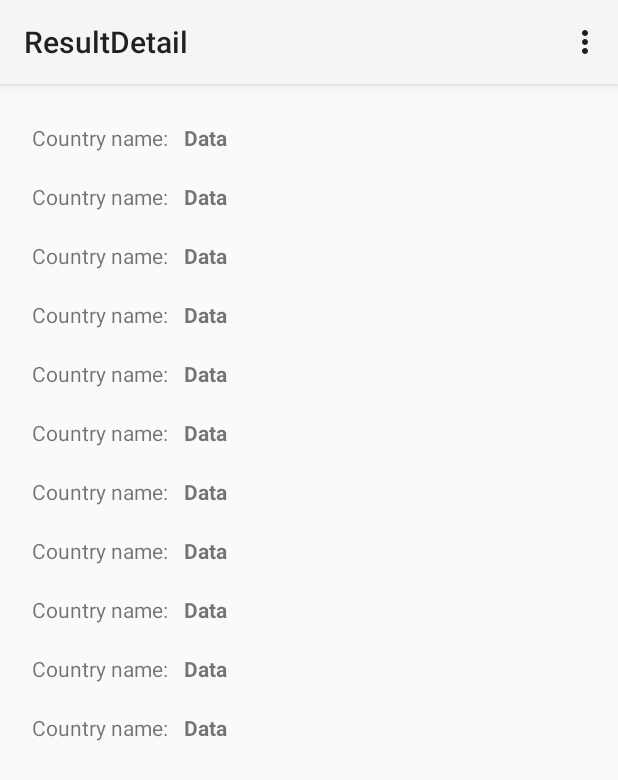
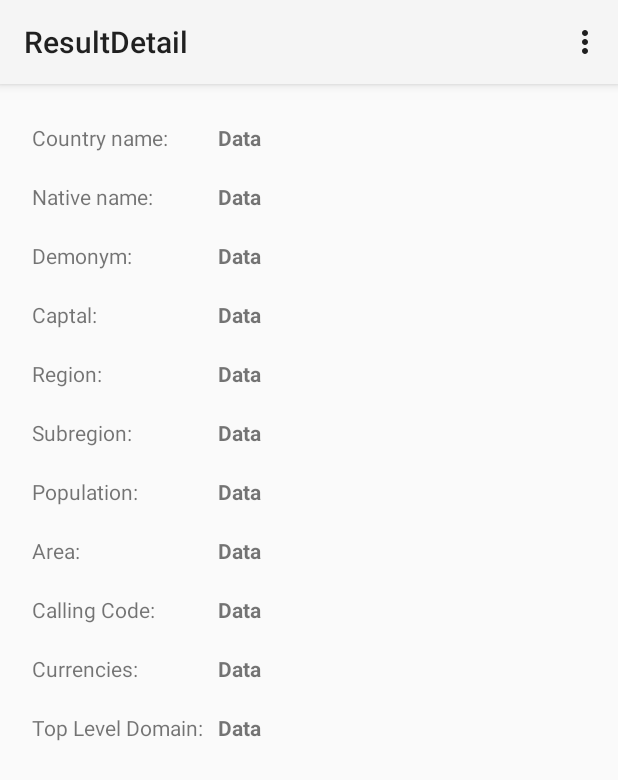
Before and after one commit to AndersLarsen/Landinfo, an Android app: the ResultDetail screen opened directly, with no data from a screen before it, on a phone screen of 412 x 824 dp. Shown: the top 780 px of the screen. Run offline under Robolectric (Android 15) with nearby library versions, the phone set to English and light mode, and no system bars; 2 statements that could not run were skipped.

Commit message:
Endret labels. Lagt inn slik at om søkestreng er tom, så hentes alle land.

```diff
--- a/app/src/main/java/net/landinfogruppen/landinfo/Result.java
+++ b/app/src/main/java/net/landinfogruppen/landinfo/Result.java
@@ -81,7 +81,13 @@ public class Result extends Activity {
             BufferedReader reader = null;
             JSONArray landArray = null;
             try {
-                URL url = new URL("http://restcountries.eu/rest/v1/name/"+landSrc);
+                URL url;
+                if (landSrc.isEmpty()) {
+                    url = new URL("http://restcountries.eu/rest/v1/all");
+                } else {
+                    url = new URL("http://restcountries.eu/rest/v1/name/"+landSrc);
+                }
+
 
                 urlConnection = (HttpURLConnection) url.openConnection();
                 urlConnection.setRequestMethod("GET");
--- a/app/src/main/res/layout/activity_result_detail.xml
+++ b/app/src/main/res/layout/activity_result_detail.xml
@@ -46,7 +46,7 @@
             <TextView
                 android:layout_width="wrap_content"
                 android:layout_height="wrap_content"
-                android:text="@string/name_label"
+                android:text="@string/native_name_label"
                 android:id="@+id/textView1"
                 android:paddingLeft="5dp"
                 android:paddingRight="10dp"
@@ -70,7 +70,7 @@
             <TextView
                 android:layout_width="wrap_content"
                 android:layout_height="wrap_content"
-                android:text="@string/name_label"
+                android:text="@string/demonym_name_label"
                 android:id="@+id/textView2"
                 android:paddingLeft="5dp"
                 android:paddingRight="10dp"
@@ -94,7 +94,7 @@
             <TextView
                 android:layout_width="wrap_content"
                 android:layout_height="wrap_content"
-                android:text="@string/name_label"
+                android:text="@string/capital_label"
                 android:id="@+id/textView3"
                 android:paddingLeft="5dp"
                 android:paddingRight="10dp"
@@ -118,7 +118,7 @@
             <TextView
                 android:layout_width="wrap_content"
                 android:layout_height="wrap_content"
-                android:text="@string/name_label"
+                android:text="@string/region_label"
                 android:id="@+id/textView4"
                 android:paddingLeft="5dp"
                 android:paddingRight="10dp"
@@ -142,7 +142,7 @@
             <TextView
                 android:layout_width="wrap_content"
                 android:layout_height="wrap_content"
-                android:text="@string/name_label"
+                android:text="@string/subregion_label"
                 android:id="@+id/textView5"
                 android:paddingLeft="5dp"
                 android:paddingRight="10dp"
@@ -166,7 +166,7 @@
             <TextView
                 android:layout_width="wrap_content"
                 android:layout_height="wrap_content"
-                android:text="@string/name_label"
+                android:text="@string/population_label"
                 android:id="@+id/textView6"
                 android:paddingLeft="5dp"
                 android:paddingRight="10dp"
@@ -190,7 +190,7 @@
             <TextView
                 android:layout_width="wrap_content"
                 android:layout_height="wrap_content"
-                android:text="@string/name_label"
+                android:text="@string/area_label"
                 android:id="@+id/textView7"
                 android:paddingLeft="5dp"
                 android:paddingRight="10dp"
@@ -214,7 +214,7 @@
             <TextView
                 android:layout_width="wrap_content"
                 android:layout_height="wrap_content"
-                android:text="@string/name_label"
+                android:text="@string/calling_code_label"
                 android:id="@+id/textView8"
                 android:paddingLeft="5dp"
                 android:paddingRight="10dp"
@@ -238,7 +238,7 @@
             <TextView
                 android:layout_width="wrap_content"
                 android:layout_height="wrap_content"
-                android:text="@string/name_label"
+                android:text="@string/currencies_label"
                 android:id="@+id/textView9"
                 android:paddingLeft="5dp"
                 android:paddingRight="10dp"
@@ -262,7 +262,7 @@
             <TextView
                 android:layout_width="wrap_content"
                 android:layout_height="wrap_content"
-                android:text="@string/name_label"
+                android:text="@string/top_level_domain_label"
                 android:id="@+id/textView10"
                 android:paddingLeft="5dp"
                 android:paddingRight="10dp"
--- a/app/src/main/res/values/strings.xml
+++ b/app/src/main/res/values/strings.xml
@@ -19,7 +19,7 @@
     <string name="population_label">Population:</string>
     <string name="area_label">Area:</string>
     <string name="calling_code_label">Calling Code:</string>
-    <string name="currency_label">Currency:</string>
+    <string name="currencies_label">Currencies:</string>
     <string name="top_level_domain_label">Top Level Domain:</string>
 
 </resources>
```
